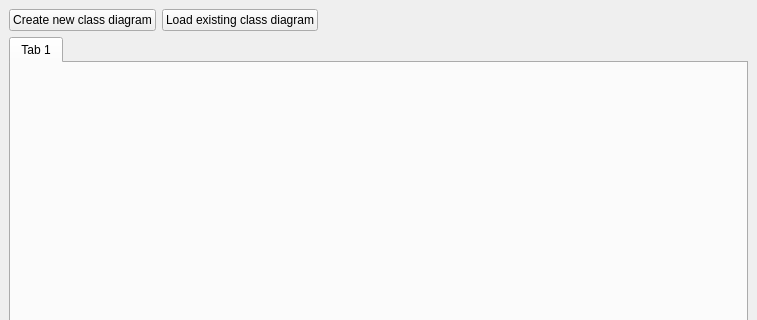
JohnyDevp/CPP_Project, file src/views/mainwindow.ui: the form before one commit; both pictures show x 0 to 757 and y 0 to 320 of the 757 by 520 pixel window.
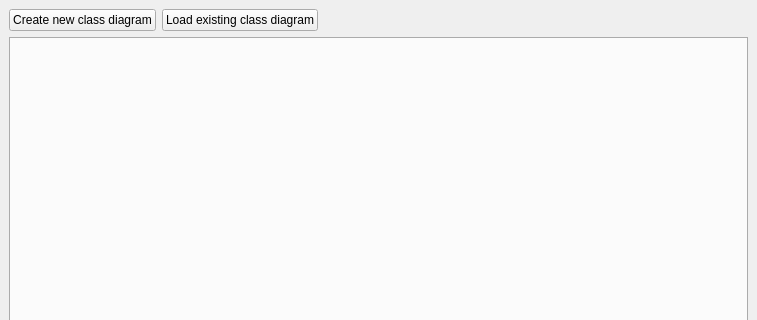
The form after the commit.

Commit message: class diagram gui started

Diff of the .ui file:
```diff
--- a/src/views/mainwindow.ui
+++ b/src/views/mainwindow.ui
@@ -53,11 +53,6 @@
         <property name="currentIndex">
          <number>0</number>
         </property>
-        <widget class="QWidget" name="tab">
-         <attribute name="title">
-          <string>Tab 1</string>
-         </attribute>
-        </widget>
        </widget>
       </item>
      </layout>
```
Left out of the diff: 2 changed lines with no effect on the pictures. The commit also changes 15 other files.
